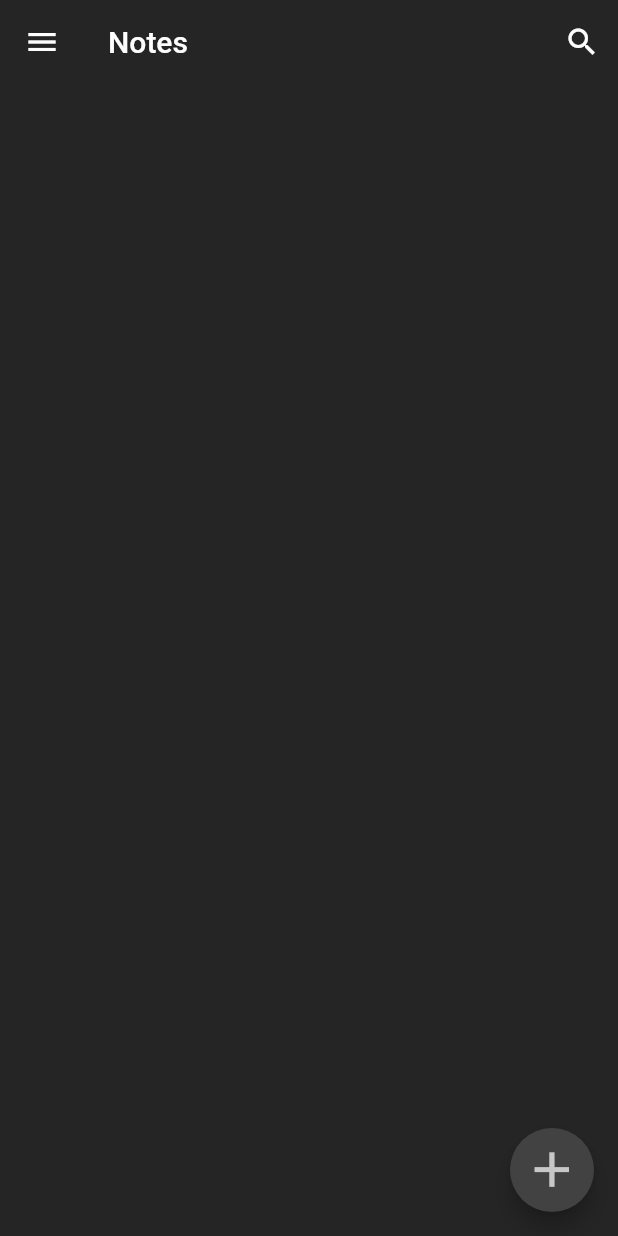
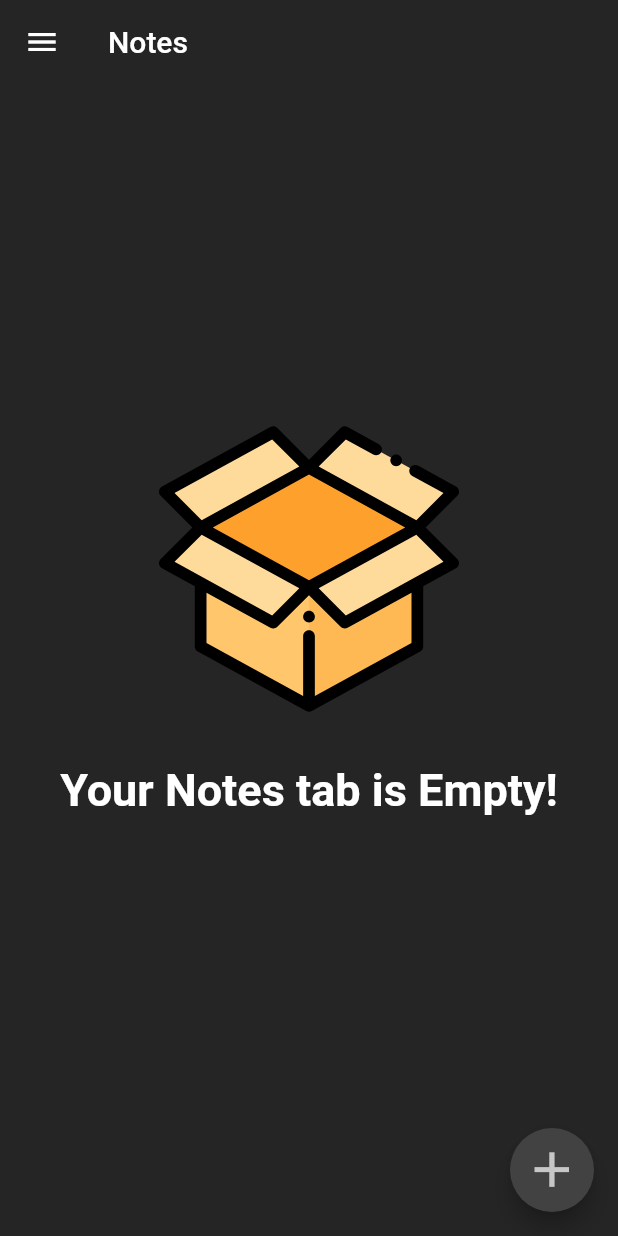
Before and after one commit to nikets40/nix_notes, a Flutter app: the screen it shows once a user with an empty profile is signed in, in the side drawer, after a tap on the "add" icon, on a phone screen of 412 x 824 dp. Run offline on Flutter 3.47's test engine with Material 2 defaults, Android fonts, the light colour scheme and no system bars; our stand-ins replace cloud_firestore, firebase_auth, firebase_core, flutter_staggered_animations, flutter_svg, fluttertoast and 2 more; missing offline and left inert: flutter_facebook_auth; accounts and stored records are empty.

Commit message:
facebook login removed and tnc and PP links added

```diff
--- a/lib/core/services/auth_service.dart
+++ b/lib/core/services/auth_service.dart
@@ -1,5 +1,3 @@
-
-
 import 'package:firebase_auth/firebase_auth.dart';
 import 'package:flutter/cupertino.dart';
 import 'package:flutter/material.dart';
@@ -10,17 +8,20 @@ import 'package:nix_notes/ui/screens/home_screen.dart';
 import 'package:nix_notes/ui/screens/onboarding.dart';
 import 'package:streaming_shared_preferences/streaming_shared_preferences.dart';
 
-class AuthService{
+class AuthService {
   static AuthService instance = AuthService();
 
-
-  handleAuth(){
+  handleAuth() {
     return StreamBuilder(
         stream: FirebaseAuth.instance.authStateChanges(),
         builder: (BuildContext context, snapshot) {
           if (snapshot.connectionState != ConnectionState.active ||
-              snapshot.connectionState == ConnectionState.waiting)
-            return Container(color: Theme.of(context).scaffoldBackgroundColor,);
+              snapshot.connectionState == ConnectionState.waiting) {
+            return Container(
+              color: Theme.of(context).scaffoldBackgroundColor,
+              child: Center(child: CircularProgressIndicator(valueColor: AlwaysStoppedAnimation<Color>(Colors.yellow),),),
+            );
+          }
 
           if (snapshot.hasData) {
             return HomeScreen();
@@ -30,19 +31,18 @@ class AuthService{
         });
   }
 
-
   signIn(AuthCredential credential) async {
     var user = await FirebaseAuth.instance.signInWithCredential(credential);
     DBService.instance.createUserInDB(user.user);
   }
-
 
   Future signInWithGoogle() async {
     // Trigger the authentication flow
     final GoogleSignInAccount googleUser = await GoogleSignIn().signIn();
 
     // Obtain the auth details from the request
-    final GoogleSignInAuthentication googleAuth = await googleUser.authentication;
+    final GoogleSignInAuthentication googleAuth =
+        await googleUser.authentication;
 
     // Create a new credential
     final GoogleAuthCredential credential = GoogleAuthProvider.credential(
@@ -53,17 +53,17 @@ class AuthService{
     signIn(credential);
   }
 
-
   Future signInWithFacebook() async {
     // Trigger the sign-in flow
     final LoginResult result = await FacebookAuth.instance.login();
 
     // Create a credential from the access token
     final FacebookAuthCredential facebookAuthCredential =
-    FacebookAuthProvider.credential(result.accessToken.token);
+        FacebookAuthProvider.credential(result.accessToken.token);
 
     // Once signed in, return the UserCredential
-    var user =  await FirebaseAuth.instance.signInWithCredential(facebookAuthCredential);
-   DBService.instance.createUserInDB(user.user);
+    var user = await FirebaseAuth.instance
+        .signInWithCredential(facebookAuthCredential);
+    DBService.instance.createUserInDB(user.user);
   }
 }
--- a/lib/core/services/db_service.dart
+++ b/lib/core/services/db_service.dart
@@ -37,7 +37,9 @@ class DBService{
       else return false;
     }
     catch(e){
-      log(e);
+      log(e.toString());
+      print(e.toString());
+      return false;
     }
 
   }
--- a/lib/ui/screens/home_screen.dart
+++ b/lib/ui/screens/home_screen.dart
@@ -1,4 +1,5 @@
 import 'package:flutter/material.dart';
+import 'package:flutter_svg/flutter_svg.dart';
 import 'package:nix_notes/core/models/notes_model.dart';
 import 'package:nix_notes/core/services/db_service.dart';
 import 'package:nix_notes/ui/widgets/add_note_button.dart';
@@ -126,21 +127,38 @@ class _HomeViewState extends State<HomeView>
           duration: Duration(milliseconds: 300),
         ),
         actions: [
+          if(notes.length>0)
           IconButton(
+            disabledColor: Colors.white.withOpacity(0.3),
             icon:
                 Icon(showSearch ? Icons.close_rounded : Icons.search_outlined),
-            onPressed: () {
+            onPressed:  (){
               setState(() {
                 showSearch = !showSearch;
                 if (!showSearch) widget.searchController.clear();
               });
-            },
+            }
           ),
         ],
       ),
       drawer: DrawerMenu(),
       floatingActionButton: widget.location == "Notes" ? AddNoteButton() : null,
-      body: SingleChildScrollView(
+      extendBodyBehindAppBar:(notes.length==0)?true:false,
+      body: (notes.length==0)?
+     Center(
+      child: Container(
+        child: Column(
+          mainAxisSize: MainAxisSize.min,
+          children: [
+            SvgPicture.asset("assets/images/box.svg",height: 200,),
+            SizedBox(height: 30,),
+            Text(showSearch?"No results Found!":"Your ${widget.location} tab is Empty!",style: TextStyle(fontSize: 30, color: Colors.white,fontWeight: FontWeight.w600),)
+          ],
+        ),
+      ),
+    ):
+
+      SingleChildScrollView(
         child: Padding(
           padding: const EdgeInsets.symmetric(horizontal: 10.0),
           child: NotesListView(
--- a/lib/ui/screens/onboarding.dart
+++ b/lib/ui/screens/onboarding.dart
@@ -1,7 +1,11 @@
 import 'package:flutter/cupertino.dart';
+import 'package:flutter/gestures.dart';
 import 'package:flutter/material.dart';
 import 'package:nix_notes/core/services/auth_service.dart';
+import 'package:nix_notes/core/services/url_launcher_service.dart';
 import 'package:nix_notes/ui/screens/home_screen.dart';
+import 'package:nix_notes/ui/widgets/facebook_login_button.dart';
+import 'package:nix_notes/ui/widgets/google_login_button.dart';
 import 'package:streaming_shared_preferences/streaming_shared_preferences.dart';
 
 class OnBoardingScreen extends StatefulWidget {
@@ -39,7 +43,7 @@ class _OnBoardingScreenState extends State<OnBoardingScreen> {
                           color: Colors.red,
                           borderRadius: BorderRadius.circular(20),
                           image: DecorationImage(
-                              image: AssetImage('assets/logo/logo.png'))),
+                              image: AssetImage('assets/logo/logo.png'),fit: BoxFit.fill)),
                     ),
                     SizedBox(height: 20,),
                     RichText(
@@ -94,63 +98,11 @@ class LoginPanel extends StatelessWidget {
             Center(
               child: Column(
                 children: [
-                  RaisedButton(
-                    shape: RoundedRectangleBorder(
-                        borderRadius: BorderRadius.circular(10)),
-                    onPressed: AuthService.instance.signInWithGoogle,
-                    color: Colors.white,
-                    child: Padding(
-                      padding: const EdgeInsets.symmetric(
-                          vertical: 10, horizontal: 5),
-                      child: Row(
-                        children: [
-                          Image.asset(
-                            "assets/images/google_icon.png",
-                            height: 24,
-                          ),
-                          Padding(
-                            padding: const EdgeInsets.only(left: 20.0),
-                            child: Text(
-                              "Continue with Google",
-                              textScaleFactor: 1.4,
-                              style: TextStyle(
-                                  color: Colors.black.withOpacity(0.6)),
-                            ),
-                          )
-                        ],
-                      ),
-                    ),
-                  ),
+                  GoogleLoginButton(),
                   SizedBox(
                     height: 10,
                   ),
-                  RaisedButton(
-                    shape: RoundedRectangleBorder(
-                        borderRadius: BorderRadius.circular(10)),
-                    onPressed: AuthService.instance.signInWithFacebook,
-                    color: Color(0xff1778F2),
-                    child: Padding(
-                      padding: const EdgeInsets.symmetric(
-                          vertical: 10, horizontal: 5),
-                      child: Row(
-                        children: [
-                          Image.asset(
-                            "assets/images/facebook_icon.png",
-                            height: 24,
-                          ),
-                          Padding(
-                            padding: const EdgeInsets.only(left: 20.0),
-                            child: Text(
-                              "Continue with Facebook",
-                              textScaleFactor: 1.4,
-                              style: TextStyle(
-                                  color: Colors.white.withOpacity(0.9)),
-                            ),
-                          ),
-                        ],
-                      ),
-                    ),
-                  ),
+                  // FacebookLoginButton(),
                   SizedBox(
                     height: 25,
                   ),
@@ -161,6 +113,10 @@ class LoginPanel extends StatelessWidget {
                       style: TextStyle(color: Colors.white.withOpacity(0.6)),
                       children: <TextSpan>[
                         TextSpan(
+                          recognizer: new TapGestureRecognizer()
+                            ..onTap=(){
+                            UrlService.instance.openTermsAndConditions();
+                            },
                             text: 'terms and conditions',
                             style: TextStyle(
                                 decoration: TextDecoration.underline,
@@ -168,6 +124,10 @@ class LoginPanel extends StatelessWidget {
                         TextSpan(text: ' and '),
                         TextSpan(
                             text: 'privacy policy',
+                            recognizer: new TapGestureRecognizer()
+                              ..onTap=(){
+                                UrlService.instance.openPrivacyPolicy();
+                              },
                             style: TextStyle(
                                 decoration: TextDecoration.underline,
                                 fontWeight: FontWeight.bold)),
--- /dev/null
+++ b/lib/ui/widgets/google_login_button.dart
@@ -0,0 +1,43 @@
+import 'package:flutter/material.dart';
+import 'package:nix_notes/core/services/auth_service.dart';
+
+class GoogleLoginButton extends StatelessWidget {
+  @override
+  Widget build(BuildContext context) {
+    return Container(
+      width: double.infinity,
+      child: RaisedButton(
+        shape: RoundedRectangleBorder(
+            borderRadius: BorderRadius.circular(100)),
+        onPressed: AuthService.instance.signInWithGoogle,
+        color: Colors.white,
+        child: Padding(
+          padding: const EdgeInsets.symmetric(
+              vertical: 15, horizontal: 20),
+          child: Stack(
+            children: [
+              Align(
+                alignment: Alignment.centerLeft,
+                child: Image.asset(
+                  "assets/images/google_icon.png",
+                  height: 24,
+                ),
+              ),
+              Center(
+                child: Padding(
+                  padding: const EdgeInsets.only(left: 20.0),
+                  child: Text(
+                    "Continue with Google",
+                    textScaleFactor: 1.4,
+                    style: TextStyle(
+                        color: Colors.black.withOpacity(0.6)),
+                  ),
+                ),
+              )
+            ],
+          ),
+        ),
+      ),
+    );
+  }
+}
--- a/pubspec.yaml
+++ b/pubspec.yaml
@@ -15,7 +15,7 @@ publish_to: 'none' # Remove this line if you wish to publish to pub.dev
 # In iOS, build-name is used as CFBundleShortVersionString while build-number used as CFBundleVersion.
 # Read more about iOS versioning at
 # https://developer.apple.com/library/archive/documentation/General/Reference/InfoPlistKeyReference/Articles/CoreFoundationKeys.html
-version: 1.0.0+1
+version: 1.0.0+2
 
 environment:
   sdk: ">=2.7.0 <3.0.0"
@@ -37,6 +37,8 @@ dependencies:
   streaming_shared_preferences:
   fluttertoast:
   animated_size_and_fade:
+  url_launcher:
+  flutter_svg:
 
 
 
@@ -48,6 +50,7 @@ dev_dependencies:
   flutter_test:
     sdk: flutter
   flutter_launcher_icons:
+  change_app_package_name:
 
 flutter_icons:
   image_path: "assets/logo/logo.png"
```
Also changed, not shown: lib/core/services/url_launcher_service.dart (added, +23 -0 lines), lib/ui/widgets/facebook_login_button.dart (added, +35 -0 lines), assets/images/box.svg (added), pubspec.lock, 6 other files.
